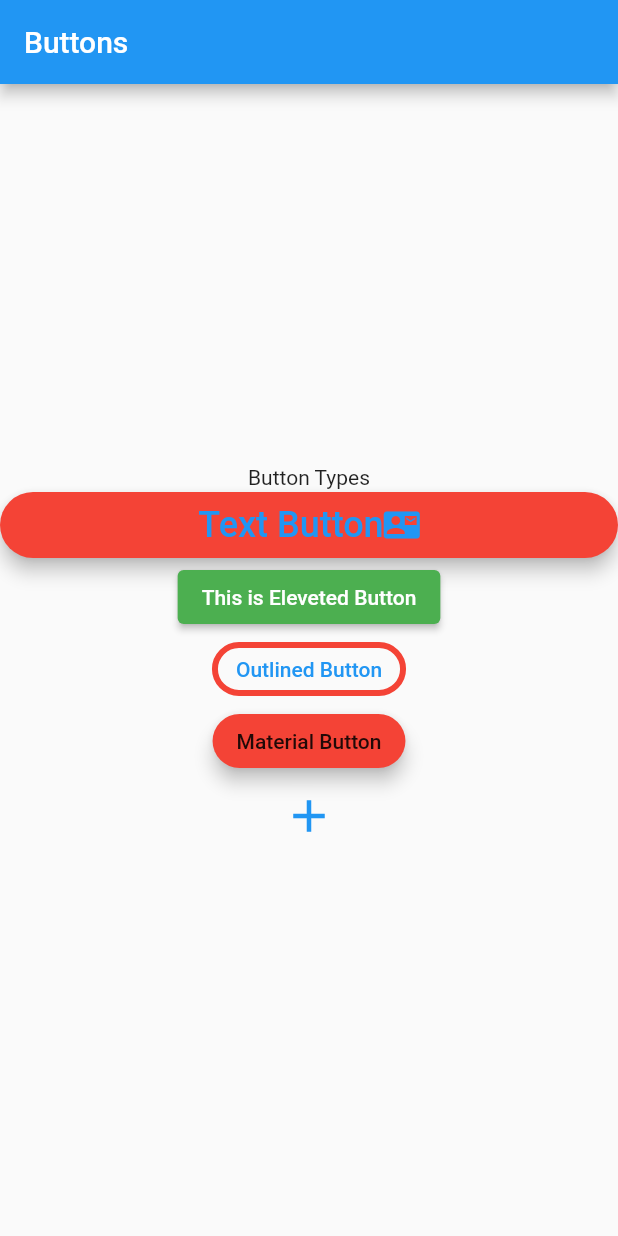
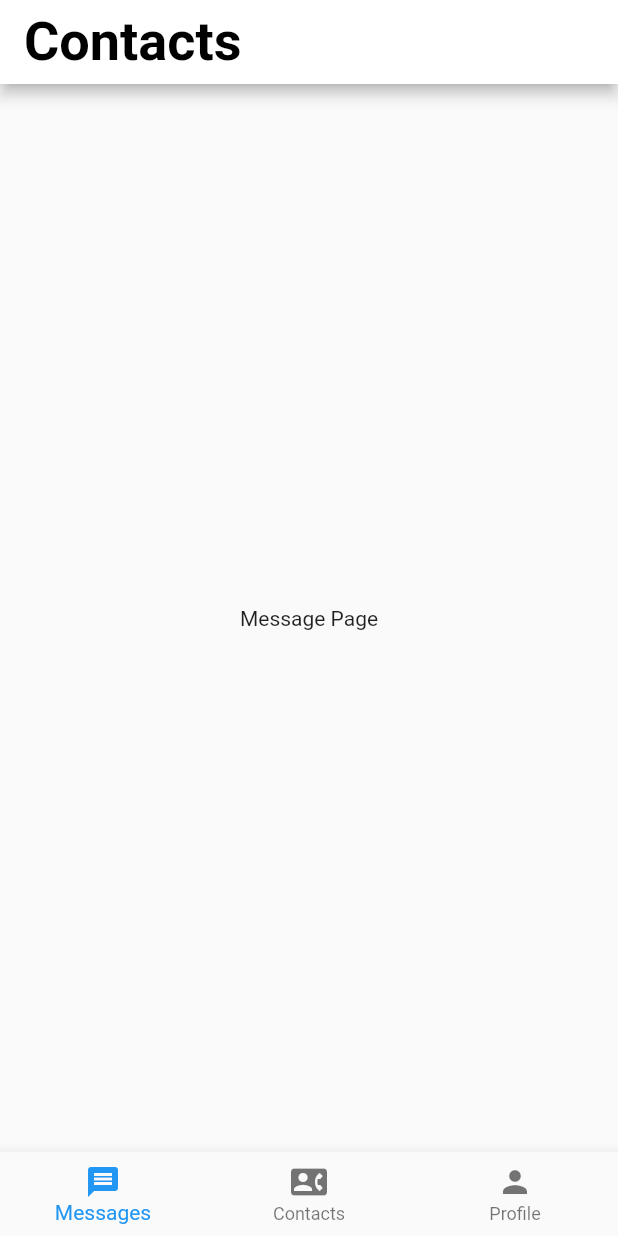
Before and after one commit to AlokMishra01/basic_flutter, a Flutter app: the screen it shows after launch, on a phone screen of 412 x 824 dp. Run offline on Flutter 3.47's test engine with Material 2 defaults, Android fonts, the phone set to English and light mode, and no system bars.

Commit message:
8/29/2021

```diff
--- /dev/null
+++ b/lib/flutter_ui_1.dart
@@ -0,0 +1,188 @@
+import 'package:flutter/material.dart';
+
+class FlutterUI1 extends StatefulWidget {
+  const FlutterUI1({ Key? key }) : super(key: key);
+
+  @override
+  _FlutterUI1State createState() => _FlutterUI1State();
+}
+
+class _FlutterUI1State extends State<FlutterUI1> {
+  int _bottomNavIndex = 0;
+  List<Widget> _pages = [];
+
+  @override
+  void initState() {
+    super.initState();
+    _pages.addAll([
+      _messagePage, /// 0 index
+      _contactPage, /// 1 index
+      _profilePage, /// 2 index
+    ]);
+  }
+
+  @override
+  Widget build(BuildContext context) {
+    return Scaffold(
+      appBar: AppBar(
+        backgroundColor: Colors.white,
+        title: Text(
+          'Contacts',
+          style: TextStyle(
+            color: Colors.black,
+            fontSize: 36.0,
+            fontWeight: FontWeight.bold,
+          ),
+        ),
+      ),
+      bottomNavigationBar: BottomNavigationBar(
+        currentIndex: _bottomNavIndex,
+        onTap: (index) {
+          _bottomNavIndex = index;
+          setState(() {});
+        },
+        items: [
+          BottomNavigationBarItem(
+            icon: Icon(
+              Icons.message,
+            ),
+            label: 'Messages'
+          ),
+          BottomNavigationBarItem(
+            icon: Icon(
+              Icons.contact_phone,
+            ),
+            label: 'Contacts'
+          ),
+          BottomNavigationBarItem(
+            icon: Icon(
+              Icons.person,
+            ),
+            label: 'Profile'
+          ),
+        ],
+
+      ),
+
+      body: _pages[_bottomNavIndex],
+    );
+  }
+
+  Widget _messagePage =
+    Center(
+      child: Text(
+        'Message Page',
+        textAlign: TextAlign.center,
+      ),
+    );
+
+  Widget _contactPage = ListView.separated(
+    itemCount:  contacts.length,
+    separatorBuilder: (context, index) {
+      return Container(
+        height: 1,
+        width: double.infinity,
+        color: Colors.grey,
+        margin: EdgeInsets.symmetric(
+          horizontal: 16.0,
+        ),
+      );
+    },
+    itemBuilder: (context, index) {
+      return ListTile(
+        /// Leading Part
+        leading: Stack(
+          children: [
+            ClipRRect(
+              borderRadius: BorderRadius.circular(40),
+              child: Image.network(
+                'https://encrypted-tbn0.gstatic.com/images?q=tbn:ANd9GcQo7goA_SlBqmLeiNz4k4F6OV2kZwgF8ybxbQ&usqp=CAU',
+              ),
+            ),
+            Positioned(
+              bottom: 0,
+              right: 0,
+              child: CircleAvatar(
+                backgroundColor: Colors.green,
+                radius: 8,
+              ),
+            ),
+          ],
+        ),
+
+        /// Title
+        title: Text(
+          '${contacts[index].name}',
+          style: TextStyle(
+            fontSize: 18,
+            fontWeight: FontWeight.bold,
+            color: Colors.black,
+          ),
+        ),
+
+        /// Sub title
+        subtitle: Text(
+          '${contacts[index].title}',
+          style: TextStyle(
+            fontSize: 14,
+            fontWeight: FontWeight.bold,
+            color: Colors.grey,
+          ),
+        ),
+
+        /// Trailing
+        trailing: MaterialButton(
+          color: Colors.grey,
+          shape: RoundedRectangleBorder(
+            borderRadius: BorderRadius.circular(4.0),
+          ),
+          visualDensity: VisualDensity.compact,
+          child: Text(
+            'Share',
+            style: TextStyle(
+              color: Colors.black,
+              fontSize: 12,
+              fontWeight: FontWeight.w500,
+            ),
+          ),
+          onPressed: () {
+            print('$index is Shared');
+          },
+        ),
+      );
+    },
+  );
+
+  Widget _profilePage = Container(
+    child: Center(
+      child: Text('Profile Page'),
+    ),
+  );
+}
+
+
+class Contacts {
+  String? name;
+  String? title;
+
+  Contacts({this.name, this.title});
+}
+
+List<Contacts> contacts = [
+    Contacts(
+      name: 'John Doe',
+      title: 'CEO',
+    ),
+    Contacts(
+      name: 'Alok Mishra',
+      title: 'Developer',
+    ),
+    Contacts(
+      name: 'Anil Sharma',
+      title: 'Chairman',
+    ),
+    Contacts(
+      name: 'Ram Karki',
+      title: 'Admin',
+    ),
+  ];
--- a/lib/main.dart
+++ b/lib/main.dart
@@ -1,6 +1,7 @@
 import 'package:basic_flutter/bittons_view.dart';
 import 'package:basic_flutter/bottom_nav_bar.dart';
 import 'package:basic_flutter/drawer_view.dart';
+import 'package:basic_flutter/flutter_ui_1.dart';
 import 'package:basic_flutter/list_view.dart';
 import 'package:basic_flutter/multi/grid_view.dart';
 import 'package:basic_flutter/multi/stack_view.dart';
@@ -20,7 +21,7 @@ class MyApp extends StatelessWidget {
       theme: ThemeData(
         primarySwatch: Colors.blue,
       ),
-      home: ButtonsView(),
+      home: FlutterUI1(),
     );
   }
 }
```
Also changed, not shown: lib/drop_down_button.dart (added, +15 -0 lines), lib/inkwell_gesture.dart (added, +15 -0 lines).
